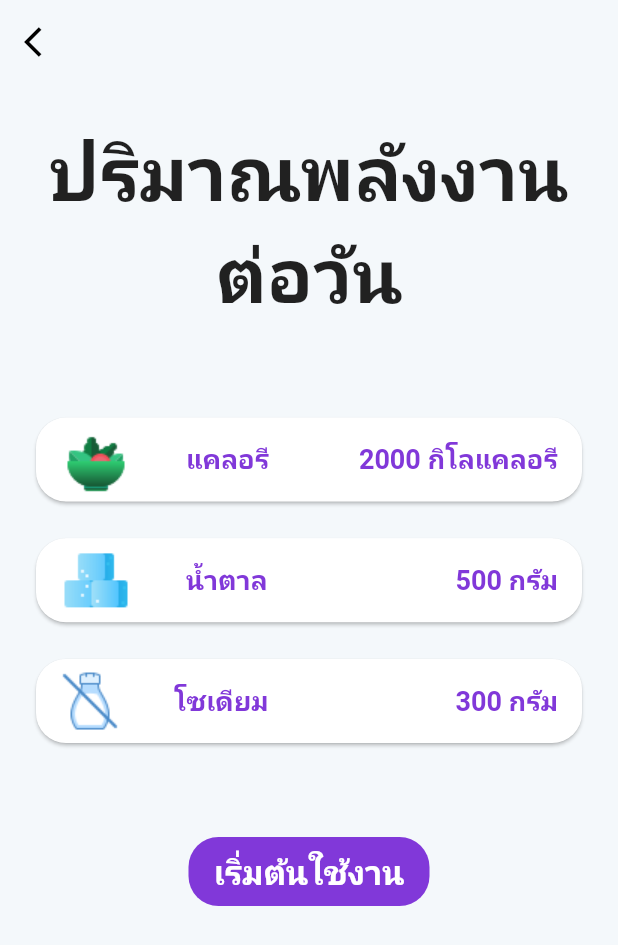
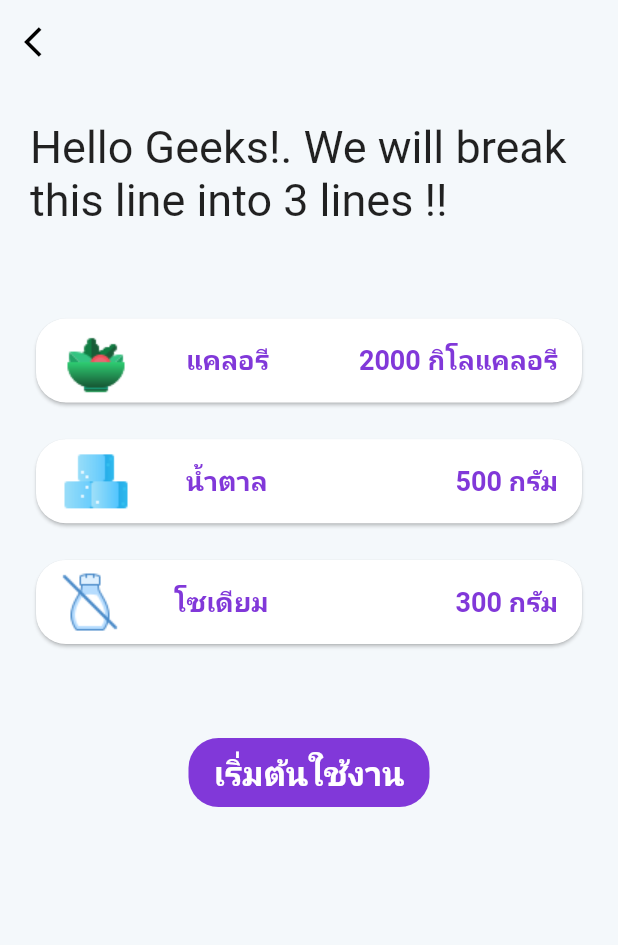
Before and after one commit to cickpoo0121/elder_eate, a Flutter app: the Individual screen opened by its route, on a phone screen of 412 x 824 dp. Shown: the top 945 px of the screen. Run offline on Flutter 3.47's test engine with Material 2 defaults, Android fonts, the phone set to English and light mode, and no system bars; drawn by our look-alikes of auto_size_text; our stand-ins replace flutter_svg, getwidget; missing offline and left inert: flutter_line_sdk; Roboto replaces fonts that are missing (IBMPlexSansThai).

Commit message:
Add package autosizetext (cann't run)

```diff
--- a/lib/screens/init/individual.dart
+++ b/lib/screens/init/individual.dart
@@ -1,6 +1,7 @@
 import 'package:elder_eate/component/nutrition.dart';
 import 'package:elder_eate/constant.dart';
 import 'package:flutter/material.dart';
+import 'package:auto_size_text/auto_size_text.dart';
 
 class Individual extends StatefulWidget {
   const Individual({Key? key}) : super(key: key);
@@ -17,14 +18,13 @@ class _IndividualState extends State<Individual> {
     Size size = MediaQuery.of(context).size;
     return SafeArea(
       child: Scaffold(
-         appBar: AppBar(
-           backgroundColor: pBackgroundColor,
-           leading: IconButton(
+        appBar: AppBar(
+            backgroundColor: pBackgroundColor,
+            leading: IconButton(
               icon: Icon(Icons.arrow_back_ios, color: Colors.black),
               onPressed: () => Navigator.of(context).pop(),
             ),
-             elevation: 0.0
-        ),
+            elevation: 0.0),
         body: Center(
           child: Padding(
             padding: pPadding,
@@ -34,11 +34,16 @@ class _IndividualState extends State<Individual> {
                   height: size.height * 0.03,
                 ),
                 Container(
-                  child: Text(
-                    _text,
-                    textAlign: TextAlign.center,
-                    style: TextStyle(fontSize: 50, fontWeight: FontWeight.bold),
+                  child: AutoSizeText(
+                    'Hello Geeks!. We will break this line into 3 lines !!',
+                    style: TextStyle(fontSize: 30.0),
+                    maxLines: 3,
                   ),
+                  // child: Text(
+                  //   _text,
+                  //   textAlign: TextAlign.center,
+                  //   style: TextStyle(fontSize: 50, fontWeight: FontWeight.bold),
+                  // ),
                 ),
                 SizedBox(
                   height: size.height * 0.05,
--- a/lib/screens/init/username.dart
+++ b/lib/screens/init/username.dart
@@ -74,7 +74,7 @@ class _UsernameState extends State<Username> {
                   ),
                 ),
                 SizedBox(
-                  height: size.height * 0.15,
+                  height: size.height * 0.10,
                 ),
                 Container(
                   width: size.width * 0.30,
--- a/lib/screens/init/weighHeight.dart
+++ b/lib/screens/init/weighHeight.dart
@@ -25,6 +25,8 @@ class _WeighHeightState extends State<WeighHeight> {
           elevation: 0.0),
       backgroundColor: pBackgroundColor,
       body: SingleChildScrollView(
+        child: Padding(
+         padding: pPadding,
           child: Column(
             children: [
               Stack(
@@ -82,7 +84,7 @@ class _WeighHeightState extends State<WeighHeight> {
                 ),
               ),
               SizedBox(
-              height: size.height * 0.065,
+                height: size.height * 0.035,
               ),
               Container(
                 width: size.width * 0.28,
@@ -100,6 +102,7 @@ class _WeighHeightState extends State<WeighHeight> {
             ],
           ),
         ),
+      ),
     ));
   }
 }
--- a/pubspec.yaml
+++ b/pubspec.yaml
@@ -24,16 +24,20 @@ dependencies:
   flutter:
     sdk: flutter
 
+
+
   # The following adds the Cupertino Icons font to your application.
   # Use with the CupertinoIcons class for iOS style icons.
   cupertino_icons: ^1.0.2
   flutter_svg: ^0.22.0
   getwidget: ^2.0.3
   flutter_line_sdk: ^2.0.0
+  auto_size_text: ^2.1.0
 
 dev_dependencies:
   flutter_test:
     sdk: flutter
+
 
 # For information on the generic Dart part of this file, see the
 # following page: https://dart.dev/tools/pub/pubspec
```
Also changed, not shown: pubspec.lock. Lines whose indentation alone changed are shown as unchanged.
